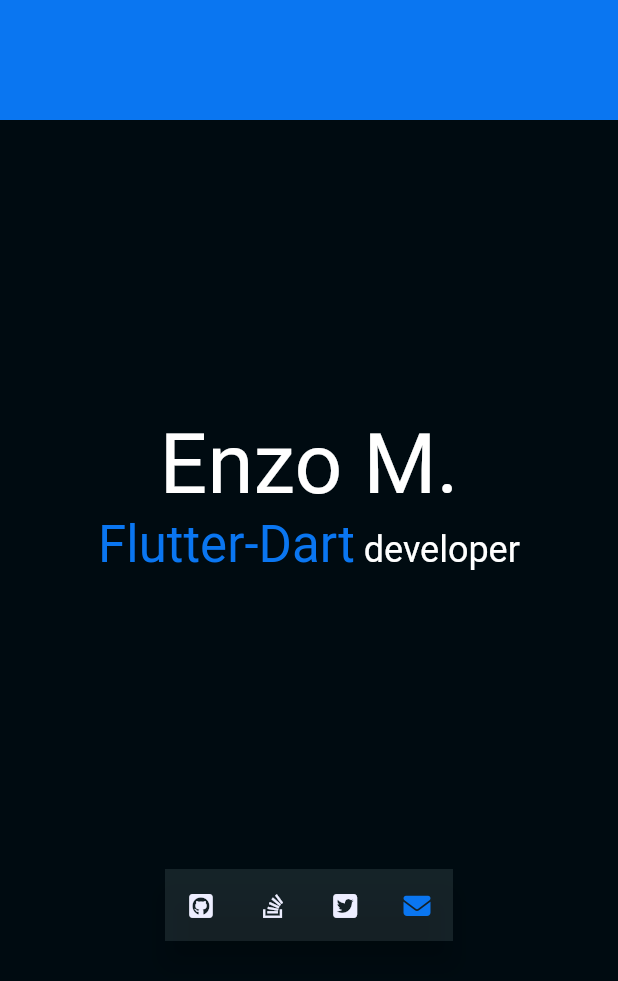
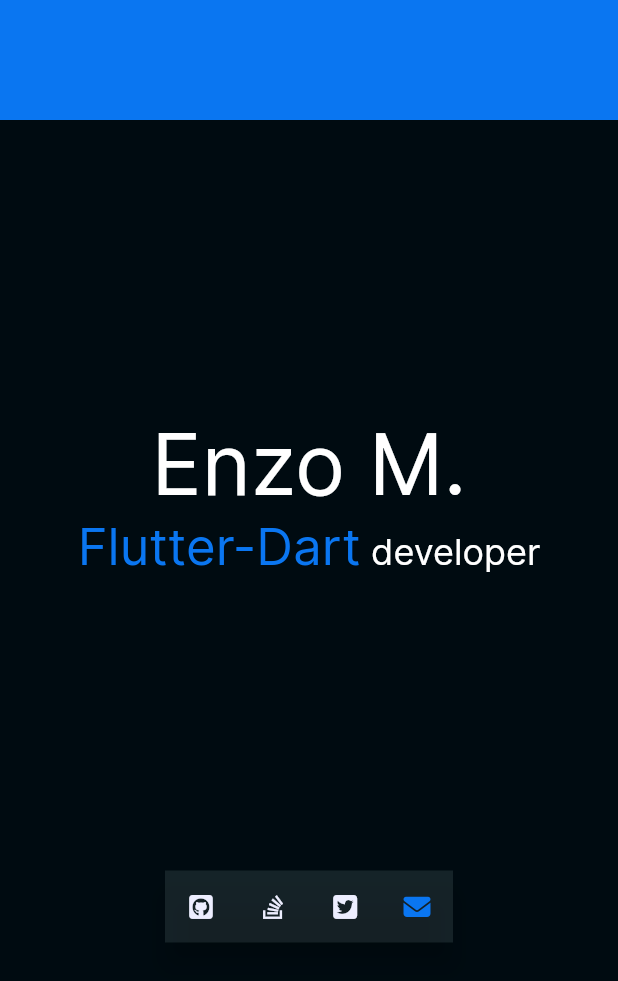
Before and after one commit to aminnzo/enzoboi, a Flutter app: the screen it shows after launch, on a phone screen of 412 x 824 dp. Shown: the top 981 px of the screen. Run offline on Flutter 3.47's test engine with Material 2 defaults, Android fonts, the phone set to English and light mode, and no system bars; our stand-ins replace font_awesome_flutter.

Commit message:
add fonts

```diff
--- a/lib/theme/app_text_style.dart
+++ b/lib/theme/app_text_style.dart
@@ -1,7 +1,7 @@
 import 'package:flutter/material.dart';
 
 class AppTextStyle {
-  static const String _font = '';
+  static const String _font = 'Inter';
   static const Color _defaultColor = Colors.white;
 
   /// # Largest of the display styles.
--- a/lib/theme/app_theme.dart
+++ b/lib/theme/app_theme.dart
@@ -12,7 +12,7 @@
   scaffoldBackgroundColor: kBackgroundColor,
   primaryColor: kPrimaryColor,
   appBarTheme: const AppBarTheme(backgroundColor: kBackgroundColor),
-  fontFamily: '',
+  fontFamily: 'Inter',
   colorScheme: ColorScheme.fromSwatch(
     backgroundColor: kBackgroundColor,
     brightness: Brightness.dark,
```
Also changed, not shown: pubspec.yaml (+23 -66 lines), assets/fonts/Inter-Black.ttf (added), assets/fonts/Inter-Bold.ttf (added), assets/fonts/Inter-ExtraBold.ttf (added), assets/fonts/Inter-ExtraLight.ttf (added), assets/fonts/Inter-Light.ttf (added), assets/fonts/Inter-Medium.ttf (added), assets/fonts/Inter-Regular.ttf (added), assets/fonts/Inter-SemiBold.ttf (added), assets/fonts/Inter-Thin.ttf (added).
